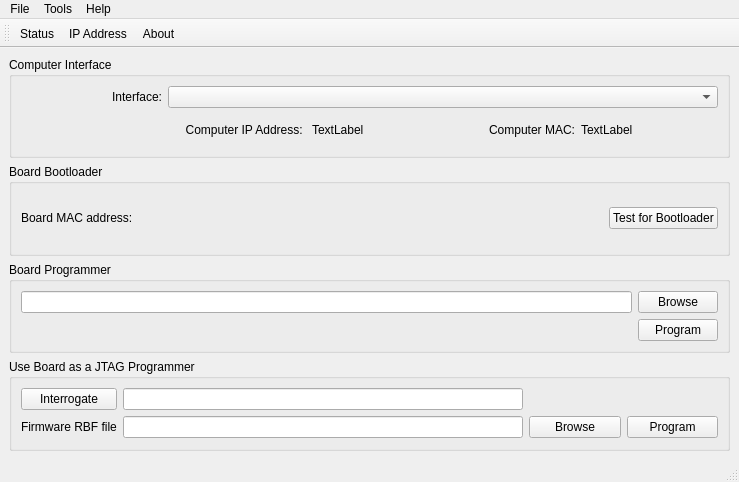
The window that KV0S/hpsdr-programmers/HPSDRBootloader/mainwindow.ui (TAPR/OpenHPSDR-SVN) describes before a commit, drawn with Qt 5.
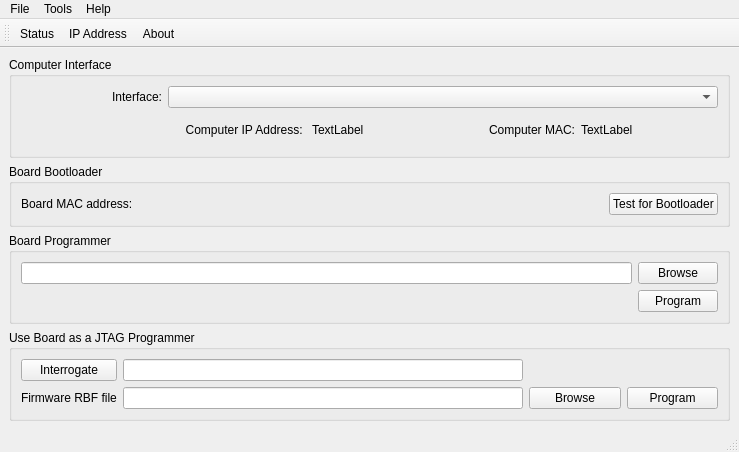
The same window after the commit. Icons and pictures are not drawn.

What changed in the file:
```diff
--- a/KV0S/hpsdr-programmers/HPSDRBootloader/mainwindow.ui
+++ b/KV0S/hpsdr-programmers/HPSDRBootloader/mainwindow.ui
@@ -7,7 +7,7 @@
     <x>0</x>
     <y>0</y>
     <width>739</width>
-    <height>482</height>
+    <height>438</height>
    </rect>
   </property>
   <property name="windowTitle">
```
Left out of the diff: 8 changed lines with no effect on the pictures.
